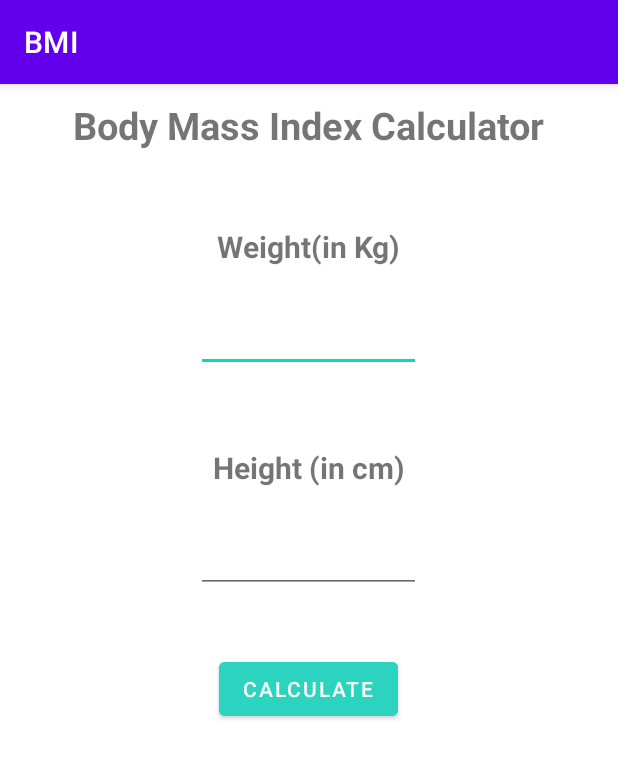
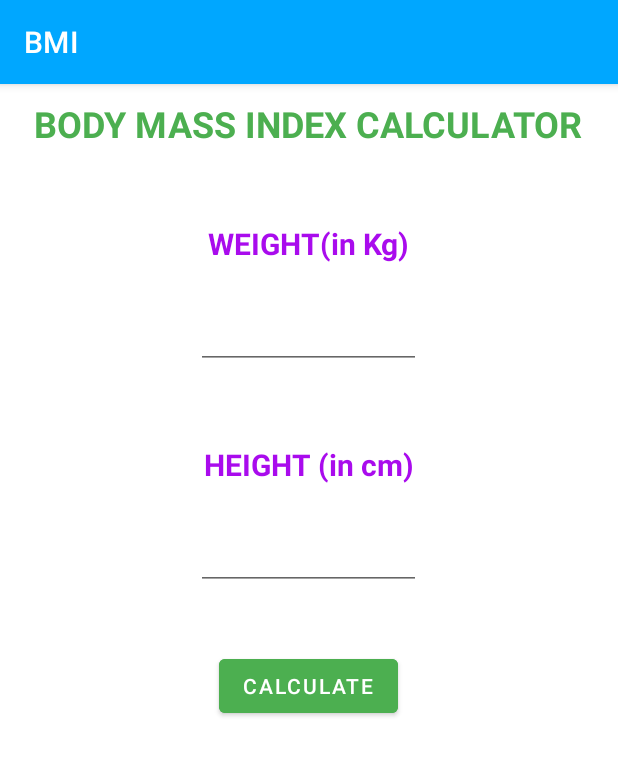
Before and after one commit to jit-cbe-cse/Myapplication, an Android app: the screen it shows after launch (MainActivity), on a phone screen of 412 x 824 dp. Shown: the top 759 px of the screen. Run offline under Robolectric (Android 15) with nearby library versions, the phone set to English and light mode, and no system bars.

Commit message:
FINISHED PROJECT BMI

```diff
--- a/app/src/main/res/layout/activity_main.xml
+++ b/app/src/main/res/layout/activity_main.xml
@@ -13,8 +13,9 @@
         android:layout_height="wrap_content"
         android:layout_gravity="center_horizontal"
         android:layout_marginTop="10dp"
-        android:text="Body Mass Index Calculator"
-        android:textSize="25sp"
+        android:text="BODY MASS INDEX CALCULATOR"
+        android:textColor="#4CAF50"
+        android:textSize="24sp"
         android:textStyle="bold" />
 
     <TextView
@@ -22,9 +23,10 @@
         android:layout_height="wrap_content"
         android:layout_gravity="center_horizontal"
         android:layout_marginTop="50dp"
-        android:text="Weight(in Kg)"
+        android:text="WEIGHT(in Kg)"
         android:textSize="20dp"
         android:textStyle="bold"
+        android:textColor="#A90BED"
         app:layout_constraintBottom_toBottomOf="parent"
         app:layout_constraintLeft_toLeftOf="parent"
         app:layout_constraintRight_toRightOf="parent"
@@ -33,19 +35,25 @@
 
     <EditText
         android:id="@+id/etWeight"
+        style="@style/Widget.AppCompat.AutoCompleteTextView"
         android:layout_width="150dp"
         android:layout_height="50dp"
         android:layout_gravity="center_horizontal"
-        android:layout_marginTop="20dp" />
+        android:layout_marginTop="20dp"
+        android:duplicateParentState="true"
+        android:editable="true"
+        android:selectAllOnFocus="true"
+        android:singleLine="true" />
 
     <TextView
         android:layout_width="wrap_content"
         android:layout_height="wrap_content"
         android:layout_gravity="center_horizontal"
         android:layout_marginTop="50dp"
-        android:text="Height (in cm)"
+        android:text="HEIGHT (in cm)"
         android:textSize="20dp"
         android:textStyle="bold"
+        android:textColor="#A90BED"
         app:layout_constraintBottom_toBottomOf="parent"
         app:layout_constraintLeft_toLeftOf="parent"
         app:layout_constraintRight_toRightOf="parent"
@@ -66,7 +74,7 @@
         android:layout_height="wrap_content"
         android:layout_gravity="center_horizontal"
         android:layout_marginTop="40dp"
-        android:backgroundTint="#2CD3BE"
+        android:backgroundTint="#4CAF50"
         android:text="Calculate" />
 
     <TextView
@@ -77,6 +85,7 @@
         android:layout_marginTop="20dp"
         android:text="The BMI is "
         android:textSize="20dp"
+        android:textColor="#95FF5A00"
         android:visibility="gone" />
 
     <TextView
@@ -87,6 +96,7 @@
         android:layout_marginTop="20dp"
         android:text="BMI"
         android:textSize="20dp"
+        android:textColor="#1E38C5"
         android:visibility="gone" />
 
     <TextView
@@ -97,6 +107,7 @@
         android:layout_marginTop="20dp"
         android:text="Status"
         android:textSize="20dp"
+        android:textColor="#2D9C31"
         android:textStyle="bold"
         android:visibility="gone" />
 
--- a/app/src/main/res/values/colors.xml
+++ b/app/src/main/res/values/colors.xml
@@ -1,10 +1,10 @@
 <?xml version="1.0" encoding="utf-8"?>
 <resources>
-    <color name="purple_200">#FFBB86FC</color>
+    <color name="purple_200">#7BF3A7</color>
     <color name="purple_500">#FF6200EE</color>
     <color name="purple_700">#FF3700B3</color>
-    <color name="teal_200">#FF03DAC5</color>
-    <color name="teal_700">#FF018786</color>
-    <color name="black">#FF000000</color>
+    <color name="teal_200">#00FF55</color>
+    <color name="teal_700">#00B0FF</color>
+    <color name="black">#090808</color>
     <color name="white">#FFFFFFFF</color>
 </resources>
--- a/app/src/main/res/values/themes.xml
+++ b/app/src/main/res/values/themes.xml
@@ -2,15 +2,16 @@
     <!-- Base application theme. -->
     <style name="Theme.BMI" parent="Theme.MaterialComponents.DayNight.DarkActionBar">
         <!-- Primary brand color. -->
-        <item name="colorPrimary">@color/purple_500</item>
-        <item name="colorPrimaryVariant">@color/purple_700</item>
+        <item name="colorPrimary">#00A7FF</item>
+        <item name="colorPrimaryVariant">#0026F8</item>
         <item name="colorOnPrimary">@color/white</item>
         <!-- Secondary brand color. -->
         <item name="colorSecondary">@color/teal_200</item>
-        <item name="colorSecondaryVariant">@color/teal_700</item>
+        <item name="colorSecondaryVariant">#107C7B</item>
         <item name="colorOnSecondary">@color/black</item>
         <!-- Status bar color. -->
         <item name="android:statusBarColor">?attr/colorPrimaryVariant</item>
         <!-- Customize your theme here. -->
+
     </style>
 </resources>
```
